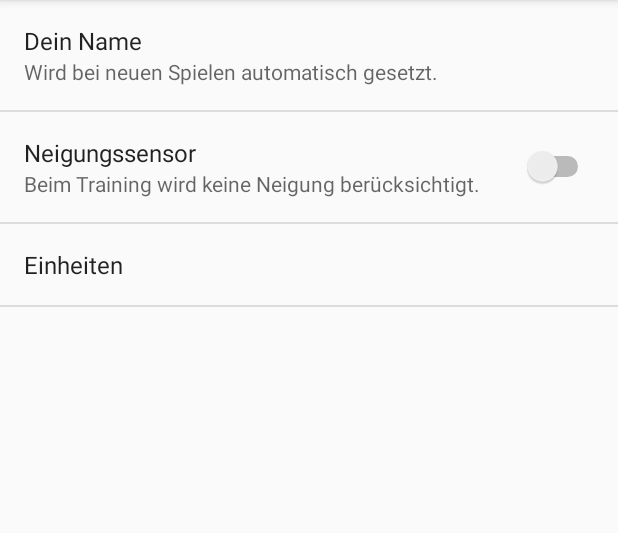
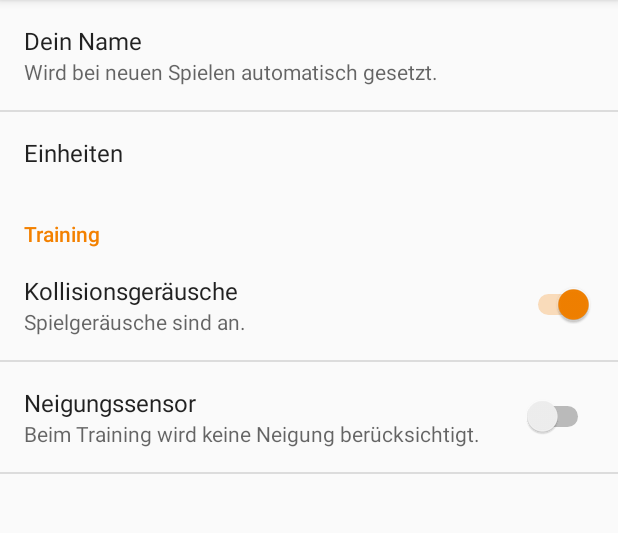
Before and after one commit to Quizzer/MGolf, an Android app: the SettingsActivity screen opened directly, with no data from a screen before it, on a phone screen of 412 x 824 dp, the part 84-617 px from its top. Run offline under Robolectric (Android 15) with nearby library versions, the phone set to English and light mode, and no system bars.

Commit message:
SwitchPreference and new method for muting sounds in training, Refactoring strings

```diff
--- a/app/src/main/java/de/neu/mgolf/TrainingActivity.java
+++ b/app/src/main/java/de/neu/mgolf/TrainingActivity.java
@@ -47,7 +47,7 @@ public class TrainingActivity extends AppCompatActivity implements SensorEventLi
     protected void onResume() {
         super.onResume();
         SharedPreferences prefs = PreferenceManager.getDefaultSharedPreferences(this);
-        if (prefs.getBoolean("useTilt", false)) {
+        if (prefs.getBoolean(getString(R.string.useTilt), false)) {
             sensorManager.registerListener(this, accelerometerSensor, SensorManager.SENSOR_DELAY_GAME);
         }
     }
--- a/app/src/main/res/values/strings.xml
+++ b/app/src/main/res/values/strings.xml
@@ -9,13 +9,15 @@
     <string name="add" translatable="false">+</string>
     <string name="questionmark" translatable="false">\?</string>
     <string name="name">Name</string>
+    <string name="settings">Einstellungen</string>
+    <string name="historyDialog">%1$s: In %2$s gespielt mit %3$s.</string>
+    <string name="mp3" translatable="false">mp3</string>
+    <string name="weather_text">Das Wetter in %1$s: %2$s, %3$s</string>
+
+    <string name="useTilt" translatable="false">useTilt</string>
     <string name="useTilt_SummaryOff">Beim Training wird keine Neigung berücksichtigt.</string>
     <string name="useTilt_SummaryOn">Beim Training wird die Neigung berücksichtigt.</string>
     <string name="useTilt_PreferenceTitle">Neigungssensor</string>
-    <string name="username_Summary">Wird bei neuen Spielen automatisch gesetzt.</string>
-    <string name="username_PreferenceTitle">Dein Name</string>
-    <string name="settings">Einstellungen</string>
-    <string name="historyDialog">%1$s: In %2$s gespielt mit %3$s.</string>
 
     <string name="units_key" translatable="false">units_key</string>
     <string name="units_PreferenceTitle">Einheiten</string>
@@ -24,10 +26,16 @@
     <string name="imperial">imperial</string>
     <string name="imperial_key" translatable="false">imperial</string>
 
-    <string name="mp3" translatable="false">mp3</string>
     <string name="username" translatable="false">username</string>
+    <string name="username_Summary">Wird bei neuen Spielen automatisch gesetzt.</string>
+    <string name="username_PreferenceTitle">Dein Name</string>
     <string name="username_default">Minigolfstar</string>
-    <string name="weather_text">Das Wetter in %1$s: %2$s, %3$s</string>
+
+    <string name="soundToggle" translatable="false">soundToggle</string>
+    <string name="soundToggle_PreferendeTitle">Kollisionsgeräusche</string>
+    <string name="soundToggle_SummaryOff">Spielgeräusche sind aus.</string>
+    <string name="soundToggle_SummaryOn">Spielgeräusche sind an.</string>
+
     <string name="noOfShotsMsg_one">Eingelocht mit %d Schlag!</string>
     <string name="noOfShotsMsg_other">Eingelocht mit %d Schlägen!</string>
 
--- a/app/src/main/res/xml/preferences.xml
+++ b/app/src/main/res/xml/preferences.xml
@@ -2,22 +2,31 @@
 <PreferenceScreen xmlns:android="http://schemas.android.com/apk/res/android">
 
     <EditTextPreference
+        android:key="@string/username"
         android:defaultValue="@string/username_default"
-        android:key="username"
         android:selectAllOnFocus="true"
         android:singleLine="true"
         android:summary="@string/username_Summary"
         android:title="@string/username_PreferenceTitle" />
-    <SwitchPreference
-        android:defaultValue="false"
-        android:key="useTilt"
-        android:summaryOff="@string/useTilt_SummaryOff"
-        android:summaryOn="@string/useTilt_SummaryOn"
-        android:title="@string/useTilt_PreferenceTitle" />
     <ListPreference
         android:key="@string/units_key"
+        android:defaultValue="@string/metric_key"
         android:entries="@array/units_names"
         android:entryValues="@array/units_keys"
-        android:title="@string/units_PreferenceTitle"
-        android:defaultValue="@string/metric_key" />
+        android:title="@string/units_PreferenceTitle" />
+    <PreferenceCategory android:title="@string/training">
+        <SwitchPreference
+            android:key="@string/soundToggle"
+            android:defaultValue="true"
+            android:summaryOff="@string/soundToggle_SummaryOff"
+            android:summaryOn="@string/soundToggle_SummaryOn"
+            android:title="@string/soundToggle_PreferendeTitle" />
+        <SwitchPreference
+            android:key="@string/useTilt"
+            android:defaultValue="false"
+            android:summaryOff="@string/useTilt_SummaryOff"
+            android:summaryOn="@string/useTilt_SummaryOn"
+            android:title="@string/useTilt_PreferenceTitle" />
+    </PreferenceCategory>
+
 </PreferenceScreen>
```
Also changed, not shown: app/src/main/java/de/neu/mgolf/game/TrainingView.java (+16 -7 lines), app/src/main/java/de/neu/mgolf/tasks/WeatherAsyncTask.java (+4 -10 lines), app/src/main/res/values/arrays.xml (+12 -1 lines), 2 other files.
